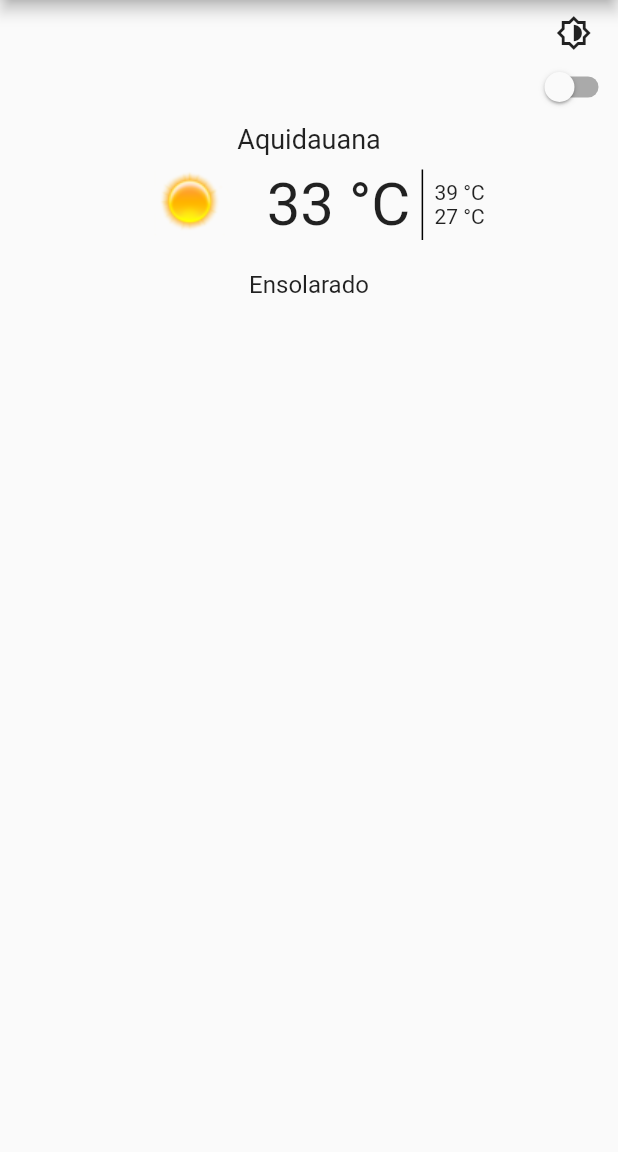
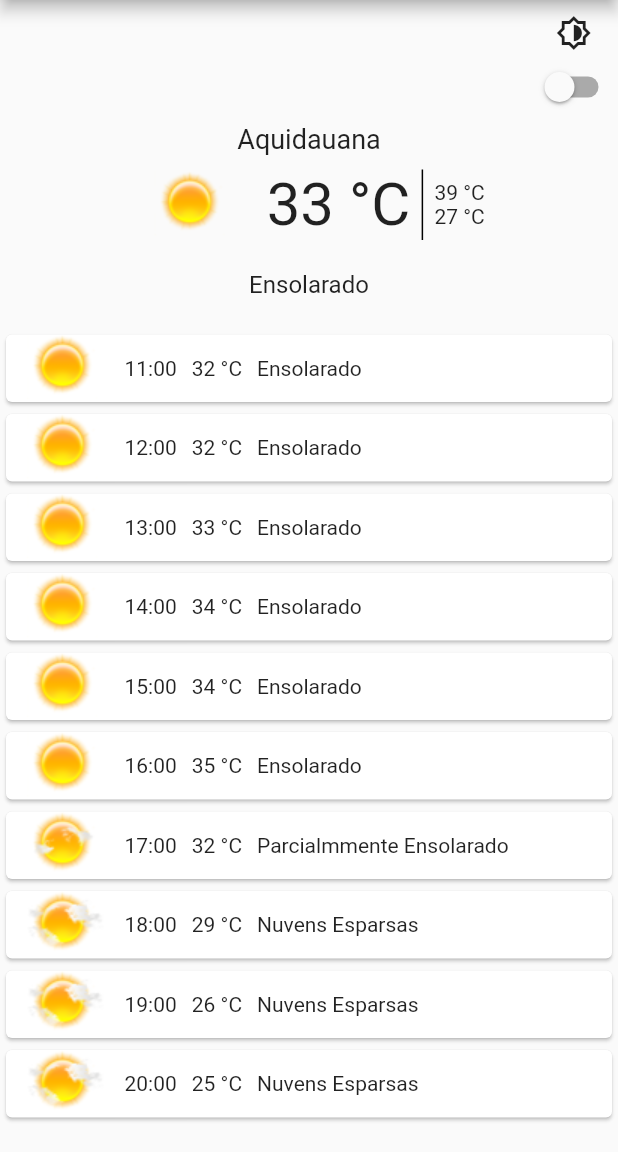
Before and after one commit to estherzulema/DISPOSITIVO_MOVEL_1, a Flutter app: the screen it shows after launch, on a phone screen of 412 x 824 dp, the part 84-1236 px from its top. Run offline on Flutter 3.47's test engine with Material 2 defaults, Android fonts, the phone set to English and light mode, and no system bars.

Commit message:
criando o widget de clima do resto do dia

```diff
--- /dev/null
+++ b/vidente_app/lib/models/previsao_hora.dart
@@ -0,0 +1,13 @@
+class PrevisaoHora {
+  final String horario;
+  final String descricao;
+  final int numeroIcone;
+  final double temperatura;
+
+  PrevisaoHora(
+    this.horario,
+    this.descricao,
+    this.numeroIcone,
+    this.temperatura,
+  );
+}
--- /dev/null
+++ b/vidente_app/lib/services/previsao_services.dart
@@ -0,0 +1,18 @@
+import 'package:vidente_app/models/previsao_hora.dart';
+
+class PrevisaoServices {
+  List<PrevisaoHora> recuperarUltimasPrevisoes() {
+    return [
+      PrevisaoHora('11:00', 'Ensolarado', 1, 32),
+      PrevisaoHora('12:00', 'Ensolarado', 1, 32),
+      PrevisaoHora('13:00', 'Ensolarado', 1, 33),
+      PrevisaoHora('14:00', 'Ensolarado', 1, 34),
+      PrevisaoHora('15:00', 'Ensolarado', 1, 34),
+      PrevisaoHora('16:00', 'Ensolarado', 1, 35),
+      PrevisaoHora('17:00', 'Parcialmmente Ensolarado', 2, 32),
+      PrevisaoHora('18:00', 'Nuvens Esparsas', 3, 29),
+      PrevisaoHora('19:00', 'Nuvens Esparsas', 3, 26),
+      PrevisaoHora('20:00', 'Nuvens Esparsas', 3, 25),
+    ];
+  }
+}
--- a/vidente_app/lib/widgets/home.dart
+++ b/vidente_app/lib/widgets/home.dart
@@ -1,5 +1,8 @@
 import 'package:flutter/cupertino.dart';
 import 'package:flutter/material.dart';
+import 'package:vidente_app/models/previsao_hora.dart';
+import 'package:vidente_app/services/previsao_services.dart';
+import 'package:vidente_app/widgets/proximas_temperaturas.dart';
 import 'package:vidente_app/widgets/resumo.dart';
 
 class Home extends StatefulWidget {
@@ -8,6 +11,16 @@ class Home extends StatefulWidget {
 }
 
 class _HomeState extends State<Home> {
+  List<PrevisaoHora> ultimasPrevisoes;
+
+  @override
+  void initState() {
+    super.initState();
+    PrevisaoServices service = PrevisaoServices();
+    //pparei aqui//
+    ultimasPrevisoes = service.recuperarUltimasPrevisoes();
+  }
+
   @override
   Widget build(BuildContext context) {
     return Scaffold(
@@ -26,6 +39,8 @@ class _HomeState extends State<Home> {
               descricao: 'Ensolarado',
               numeroIcone: 1,
             ),
+            Padding(padding: EdgeInsets.all(10)),
+            ProximasTemperaturas(previsoes: ultimasPrevisoes),
           ],
         ),
       ),
--- /dev/null
+++ b/vidente_app/lib/widgets/proximas_temperaturas.dart
@@ -0,0 +1,39 @@
+import 'package:flutter/cupertino.dart';
+import 'package:flutter/material.dart';
+import 'package:vidente_app/models/previsao_hora.dart';
+
+class ProximasTemperaturas extends StatelessWidget {
+  final List<PrevisaoHora> previsoes;
+
+  const ProximasTemperaturas({Key key, this.previsoes}) : super(key: key);
+
+  Card criarCardPrevisao(int i) {
+    return Card(
+      child: Row(
+        mainAxisAlignment: MainAxisAlignment.start,
+        children: [
+          Image(image: AssetImage('images/${previsoes[i].numeroIcone}.png')),
+          Padding(padding: EdgeInsets.all(2)),
+          Text(previsoes[i].horario),
+          Padding(padding: EdgeInsets.all(5)),
+          Text('${previsoes[i].temperatura.toStringAsFixed(0)} °C'),
+          Padding(padding: EdgeInsets.all(5)),
+          Text(previsoes[i].descricao),
+        ],
+      ),
+    );
+  }
+
+  @override
+  Widget build(BuildContext context) {
+    return Expanded(
+      child: ListView.builder(
+        itemCount: previsoes.length,
+        shrinkWrap: true,
+        itemBuilder: (context, i) {
+          return criarCardPrevisao(i);
+        },
+      ),
+    );
+  }
+}
```
